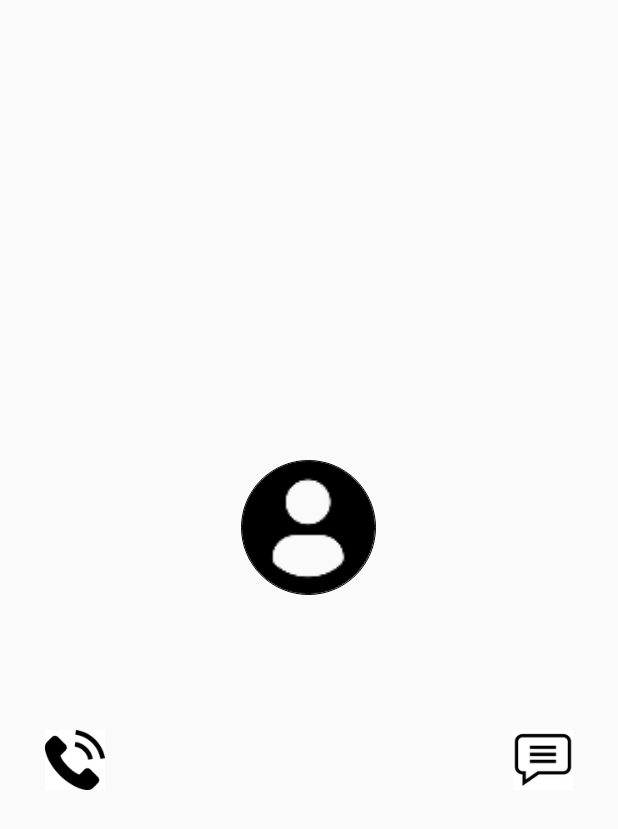
After one commit to HyunjoonCho/MadCamp_Project_1, an Android app: the layout contact_dialog.xml on its own in the app's theme, with its tools: preview values and no code run, on a phone screen of 412 x 824 dp. The commit adds this screen. Shown: the top 829 px of the screen. Run offline under Robolectric (Android 15) with nearby library versions, the phone set to English and light mode, and no system bars.

Commit message:
contact dialog design added

```diff
--- /dev/null
+++ b/app/src/main/res/layout/contact_dialog.xml
@@ -0,0 +1,65 @@
+<?xml version="1.0" encoding="utf-8"?>
+<LinearLayout xmlns:android="http://schemas.android.com/apk/res/android"
+    xmlns:app="http://schemas.android.com/apk/res-auto"
+    android:layout_width="match_parent"
+    android:layout_height="match_parent"
+    android:gravity="center"
+    android:orientation="vertical">
+
+    <de.hdodenhof.circleimageview.CircleImageView
+        xmlns:app="http://schemas.android.com/apk/res-auto"
+        android:id="@+id/profile_pic"
+        android:src="@mipmap/profile"
+        android:layout_width="90dp"
+        android:layout_height="90dp"
+        android:layout_marginTop="40dp"
+        app:civ_border_color="#000000"
+        app:civ_border_width="0.5dp"
+        />
+
+    <TextView
+        android:id="@+id/name"
+        android:textSize="24dp"
+        android:textStyle="bold"
+        android:textColor="#000000"
+        android:layout_width="wrap_content"
+        android:layout_height="wrap_content"
+        android:inputType="phone" />
+
+    <TextView
+        android:id="@+id/phone_number"
+        android:textSize="20dp"
+        android:layout_width="wrap_content"
+        android:layout_height="wrap_content"
+        android:inputType="phone" />
+
+    <RelativeLayout
+        xmlns:android="http://schemas.android.com/apk/res/android"
+        xmlns:app="http://schemas.android.com/apk/res-auto"
+        android:layout_width="match_parent"
+        android:layout_height="wrap_content"
+        android:paddingTop="30dp"
+        android:paddingBottom="30dp">
+
+        <ImageButton
+            android:id="@+id/dial"
+            android:layout_width="40dp"
+            android:layout_height="40dp"
+            android:scaleType="centerCrop"
+            android:background="#FFFFFF"
+            android:layout_marginLeft="30dp"
+            app:srcCompat="@mipmap/call" />
+
+        <ImageButton
+            android:id="@+id/sms"
+            android:layout_alignParentRight="true"
+            android:layout_width="40dp"
+            android:layout_height="40dp"
+            android:scaleType="centerCrop"
+            android:background="#FFFFFF"
+            android:layout_marginRight="30dp"
+            app:srcCompat="@mipmap/msg" />
+    </RelativeLayout>
+
+
+</LinearLayout>
--- a/app/src/main/res/layout/contactview_item.xml
+++ b/app/src/main/res/layout/contactview_item.xml
@@ -7,6 +7,7 @@
     <de.hdodenhof.circleimageview.CircleImageView
         xmlns:app="http://schemas.android.com/apk/res-auto"
         android:id="@+id/pictureView"
+        android:src="@mipmap/profile"
         android:layout_width="60dp"
         android:layout_height="60dp"
         android:layout_gravity="center"
```
Also changed, not shown: app/src/main/java/com/example/madcamp_project_1/FirstFragment.kt (+19 -14 lines), app/src/main/java/com/example/madcamp_project_1/MainActivity.kt (+4 -7 lines), app/src/main/res/mipmap-hdpi/call.png (added), app/src/main/res/mipmap-hdpi/msg.png (added), app/src/main/res/mipmap-mdpi/call.png (added), app/src/main/res/mipmap-mdpi/msg.png (added), app/src/main/res/mipmap-xhdpi/call.png (added), app/src/main/res/mipmap-xhdpi/msg.png (added), app/src/main/res/mipmap-xxhdpi/call.png (added), app/src/main/res/mipmap-xxhdpi/msg.png (added), app/src/main/res/mipmap-xxxhdpi/call.png (added), app/src/main/res/mipmap-xxxhdpi/msg.png (added).
